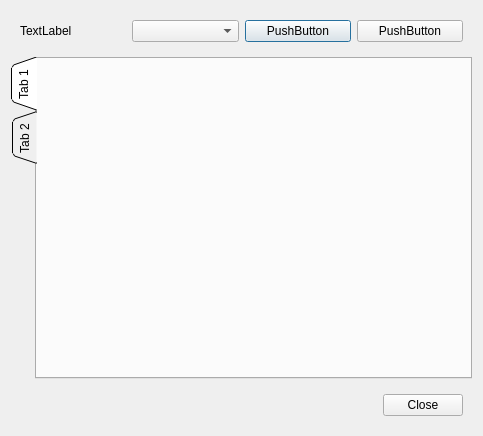
Before: the Qt Designer form dlgtemplates.ui in michaelsammer/DoxyMaker, drawn with Qt 5.
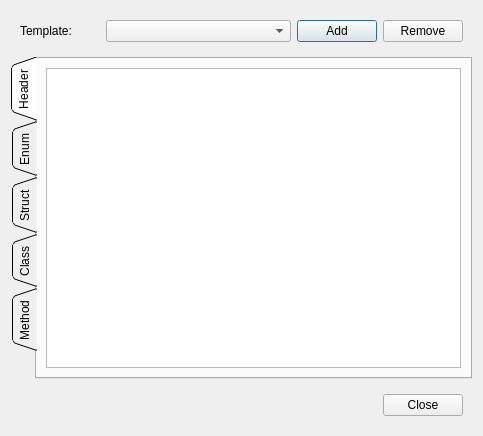
After: the same form once the commit is applied.

Commit message: enabling DlgTemplates

Diff of the .ui file:
```diff
--- a/dlgtemplates.ui
+++ b/dlgtemplates.ui
@@ -19,8 +19,14 @@
      <layout class="QHBoxLayout" name="horizontalLayout">
       <item>
        <widget class="QLabel" name="label">
+        <property name="maximumSize">
+         <size>
+          <width>80</width>
+          <height>16777215</height>
+         </size>
+        </property>
         <property name="text">
-         <string>TextLabel</string>
+         <string>Template:</string>
         </property>
        </widget>
       </item>
@@ -28,16 +34,28 @@
        <widget class="QComboBox" name="comboBox"/>
       </item>
       <item>
-       <widget class="QPushButton" name="pushButton">
+       <widget class="QPushButton" name="cmdAdd">
+        <property name="maximumSize">
+         <size>
+          <width>80</width>
+          <height>16777215</height>
+         </size>
+        </property>
         <property name="text">
-         <string>PushButton</string>
+         <string>Add</string>
         </property>
        </widget>
       </item>
       <item>
-       <widget class="QPushButton" name="pushButton_2">
+       <widget class="QPushButton" name="cmdRemove">
+        <property name="maximumSize">
+         <size>
+          <width>80</width>
+          <height>16777215</height>
+         </size>
+        </property>
         <property name="text">
-         <string>PushButton</string>
+         <string>Remove</string>
         </property>
        </widget>
       </item>
@@ -52,15 +70,58 @@
      <property name="tabShape">
       <enum>QTabWidget::Triangular</enum>
      </property>
-     <widget class="QWidget" name="tab">
+     <property name="currentIndex">
+      <number>0</number>
+     </property>
+     <widget class="QWidget" name="tabHeader">
       <attribute name="title">
-       <string>Tab 1</string>
+       <string>Header</string>
       </attribute>
+      <layout class="QHBoxLayout" name="horizontalLayout_3">
+       <item>
+        <widget class="QTextEdit" name="txtHeader"/>
+       </item>
+      </layout>
      </widget>
      <widget class="QWidget" name="tab_2">
       <attribute name="title">
-       <string>Tab 2</string>
+       <string>Enum</string>
       </attribute>
+      <layout class="QHBoxLayout" name="horizontalLayout_4">
+       <item>
+        <widget class="QTextEdit" name="txtEnum"/>
+       </item>
+      </layout>
+     </widget>
+     <widget class="QWidget" name="tabStruct">
+      <attribute name="title">
+       <string>Struct</string>
+      </attribute>
+      <layout class="QHBoxLayout" name="horizontalLayout_5">
+       <item>
+        <widget class="QTextEdit" name="txtStruct"/>
+       </item>
+      </layout>
+     </widget>
+     <widget class="QWidget" name="tabClass">
+      <attribute name="title">
+       <string>Class</string>
+      </attribute>
+      <layout class="QHBoxLayout" name="horizontalLayout_6">
+       <item>
+        <widget class="QTextEdit" name="txtClass"/>
+       </item>
+      </layout>
+     </widget>
+     <widget class="QWidget" name="tabMethod">
+      <attribute name="title">
+       <string>Method</string>
+      </attribute>
+      <layout class="QHBoxLayout" name="horizontalLayout_7">
+       <item>
+        <widget class="QTextEdit" name="txtMethod"/>
+       </item>
+      </layout>
      </widget>
     </widget>
    </item>
```
Left out of the diff: 2 changed lines with no effect on the pictures. The commit also changes 5 other files.
